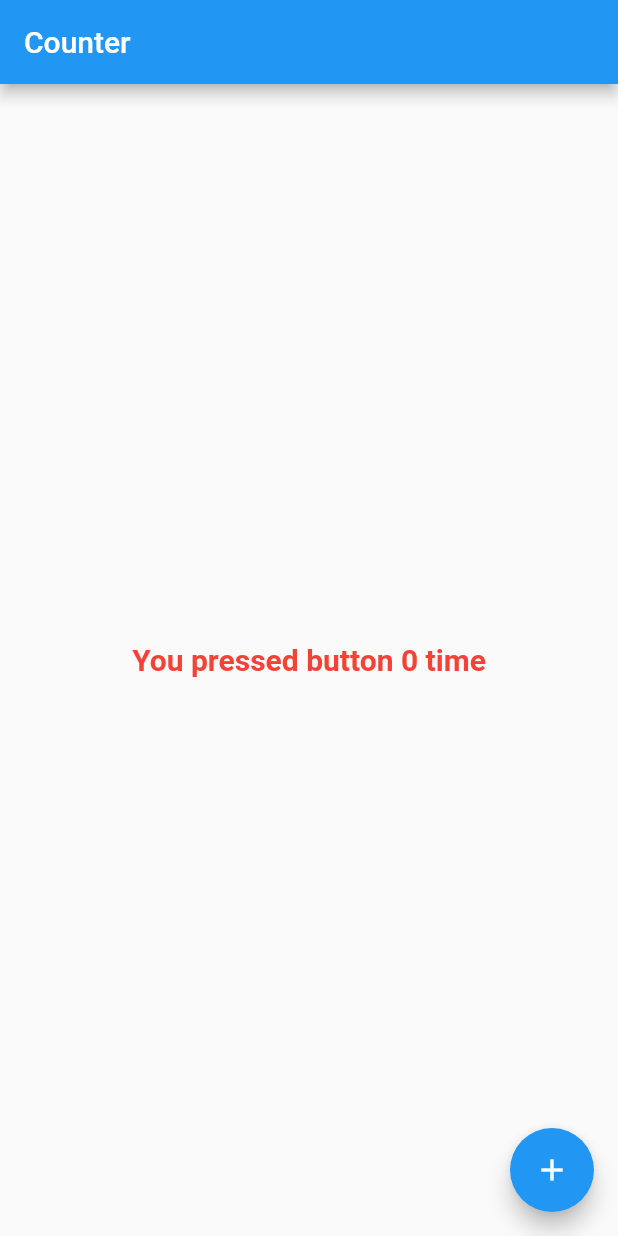
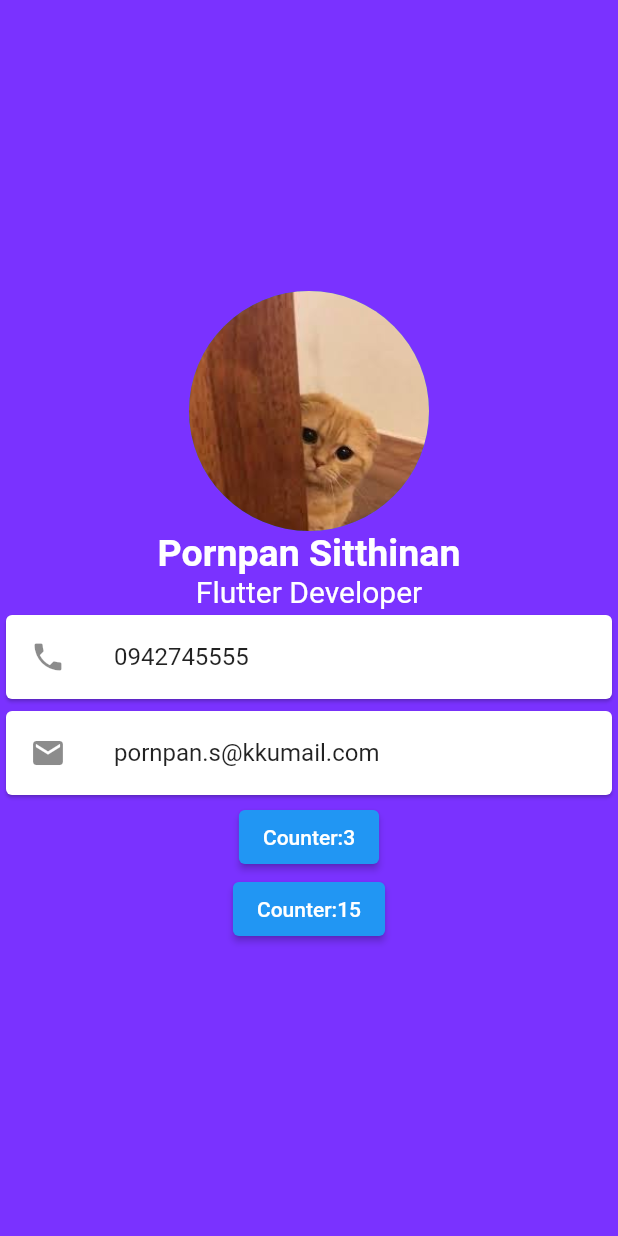
Before and after one commit to mimmiam/gsb_day01, a Flutter app: the screen it shows after launch, on a phone screen of 412 x 824 dp. Run offline on Flutter 3.47's test engine with Material 2 defaults, Android fonts, the phone set to English and light mode, and no system bars.

Commit message:
profile & contact

```diff
--- a/lib/main.dart
+++ b/lib/main.dart
@@ -1,4 +1,6 @@
 import 'package:flutter/material.dart';
+import 'package:gsb_day01/contactus.dart';
+import 'package:gsb_day01/profile.dart';
 import 'counter.dart';
 
 void main() {
@@ -11,7 +13,21 @@ class MyApp extends StatelessWidget {
   @override
   Widget build(BuildContext context) {
     return MaterialApp(
-      home: CounterScreen(),
+      routes: {
+        '/counter': ((context) => CounterScreen()),
+        '/contact': ((context) => ContactScreen()),
+        '/profile': ((context) => ProfileCard()),
+      },
+      theme: ThemeData(
+        textTheme: TextTheme(
+          headline1: TextStyle(
+            color: Colors.white,
+            fontSize: 25,
+            fontWeight: FontWeight.bold,
+          ),
+        ),
+      ),
+      home: ProfileCard(),
     );
   }
 }
--- /dev/null
+++ b/lib/profile.dart
@@ -0,0 +1,144 @@
+import 'package:flutter/material.dart';
+
+class ProfileCard extends StatelessWidget {
+  const ProfileCard({Key? key}) : super(key: key);
+
+  @override
+  Widget build(BuildContext context) {
+    return Scaffold(
+        backgroundColor: Color.fromARGB(255, 122, 50, 255),
+        body: SafeArea(
+          child: Column(
+            mainAxisAlignment: MainAxisAlignment.center,
+            children: [
+              CircleAvatar(
+                radius: 80,
+                backgroundImage: AssetImage(
+                  'images/download.jpg',
+                ),
+              ),
+              Text(
+                'Pornpan Sitthinan',
+                style: Theme.of(context).textTheme.headline1,
+              ),
+              Text(
+                'Flutter Developer',
+                style: TextStyle(
+                  color: Color.fromARGB(255, 255, 255, 255),
+                  fontSize: 20,
+                ),
+              ),
+              // Container(
+              //   margin: EdgeInsets.all(5),
+              //   padding: EdgeInsets.all(8),
+              //   color: Colors.white,
+              //   child: Row(
+              //     children: [
+              //       Icon(Icons.phone),
+              //       SizedBox(width: 10),
+              //       Text('0942745555'),
+              //     ],
+              //   ),
+              // ),
+              Card(
+                child: ListTile(
+                  leading: Icon(Icons.phone),
+                  title: Text('0942745555'),
+                ),
+              ),
+              Card(
+                child: ListTile(
+                  leading: Icon(Icons.mail),
+                  title: Text('pornpan.s@kkumail.com'),
+                ),
+              ),
+              ElevatedButton(
+                  onPressed: () {
+                    Navigator.pushNamed(context, '/counter', arguments: 3);
+                  },
+                  child: Text('Counter:3')),
+              ElevatedButton(
+                  onPressed: () {
+                    Navigator.pushNamed(context, '/counter', arguments: 15);
+                  },
+                  child: Text('Counter:15'))
+            ],
+          ),
+        )
+
+        // body: Container(
+        //   width: double.infinity,
+        //
+        //   child: ListView(
+        //     children: [
+        //       Container(
+        //         child: ListTile(
+        //           leading: Icon(Icons.contact_mail),
+        //           title: Text('title'),
+        //           subtitle: Text('subtitle'),
+        //           trailing: Text('trailing'),
+        //         ),
+        //       ),
+        //       Container(
+        //         child: ListTile(
+        //           leading: Text('leading'),
+        //           title: Text('title'),
+        //           subtitle: Text('subtitle'),
+        //           trailing: Text('trailing'),
+        //         ),
+        //       ),
+        //       Container(
+        //         child: ListTile(
+        //           leading: Text('leading'),
+        //           title: Text('title'),
+        //           subtitle: Text('subtitle'),
+        //           trailing: Text('trailing'),
+        //         ),
+        //       ),
+        //       Container(
+        //         child: ListTile(
+        //           leading: Text('leading'),
+        //           title: Text('title'),
+        //           subtitle: Text('subtitle'),
+        //           trailing: Text('trailing'),
+        //         ),
+        //       ),
+        //       Container(
+        //         child: ListTile(
+        //           leading: Text('leading'),
+        //           title: Text('title'),
+        //           subtitle: Text('subtitle'),
+        //           trailing: Text('trailing'),
+        //         ),
+        //       ),
+        //     ],
+        //   ),
+        //   // child: Column(
+        //   //   mainAxisAlignment: MainAxisAlignment.start,
+        //   //   children: [
+        //   //     Expanded(
+        //   //       flex: 2,
+        //   //       child: Container(
+        //   //         width: 100,
+        //   //         color: Colors.blueAccent,
+        //   //       ),
+        //   //     ),
+        //   //     Expanded(
+        //   //       flex: 5,
+        //   //       child: Container(
+        //   //         width: 100,
+        //   //         color: Colors.red,
+        //   //       ),
+        //   //     ),
+        //   //     Expanded(
+        //   //       child: Container(
+        //   //         width: 100,
+        //   //         color: Colors.yellow,
+        //   //       ),
+        //   //     ),
+        //   //   ],
+        //   // ),
+        // ),
+        );
+  }
+}
--- a/pubspec.yaml
+++ b/pubspec.yaml
@@ -58,8 +58,8 @@ flutter:
   uses-material-design: true
 
   # To add assets to your application, add an assets section, like this:
-  # assets:
-  #   - images/a_dot_burr.jpeg
+  assets:
+    - images/
   #   - images/a_dot_ham.jpeg
 
   # An image asset can refer to one or more resolution-specific "variants", see
```
Also changed, not shown: lib/contactus.dart (added, +29 -0 lines), lib/counter.dart (+6 -1 lines), images/download.jpg (added).
